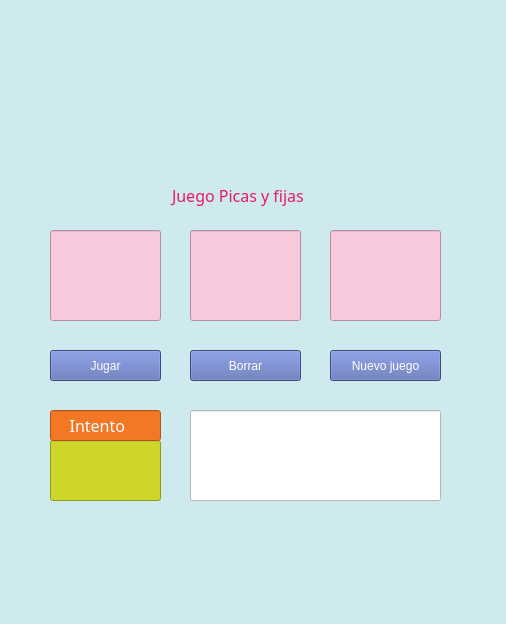
This is Unidad 2/Practicas/PP03_Picasyfijas.ui in celineazs/PIP_2025_1_Eq3 as Qt 5 draws it before an edit. The edited form follows.
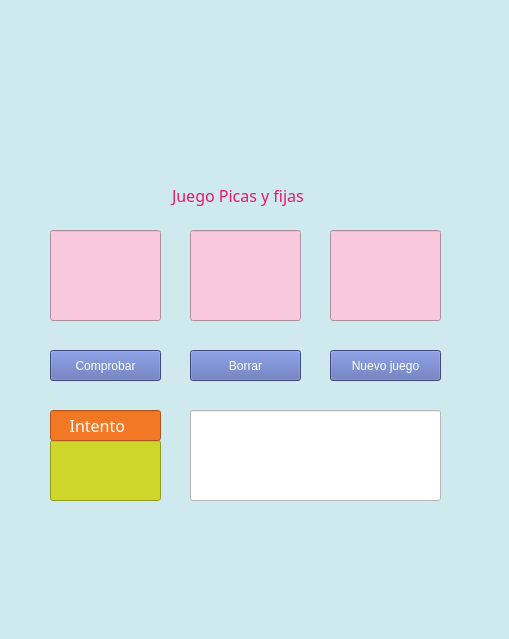
This is the edited form. Icons and pictures are not drawn.

Commit message: Practica PP Unidad 2

```diff
--- a/Unidad 2/Practicas/PP03_Picasyfijas.ui
+++ b/Unidad 2/Practicas/PP03_Picasyfijas.ui
@@ -6,8 +6,8 @@
    <rect>
     <x>0</x>
     <y>0</y>
-    <width>506</width>
-    <height>624</height>
+    <width>509</width>
+    <height>639</height>
    </rect>
   </property>
   <property name="font">
@@ -327,7 +327,7 @@
 color: rgb(255, 255, 255);</string>
     </property>
     <property name="text">
-     <string>Jugar</string>
+     <string>Comprobar</string>
     </property>
    </widget>
   </widget>
```
Left out of the diff: 16 changed lines with no effect on the pictures. The commit also changes 1 other file.
